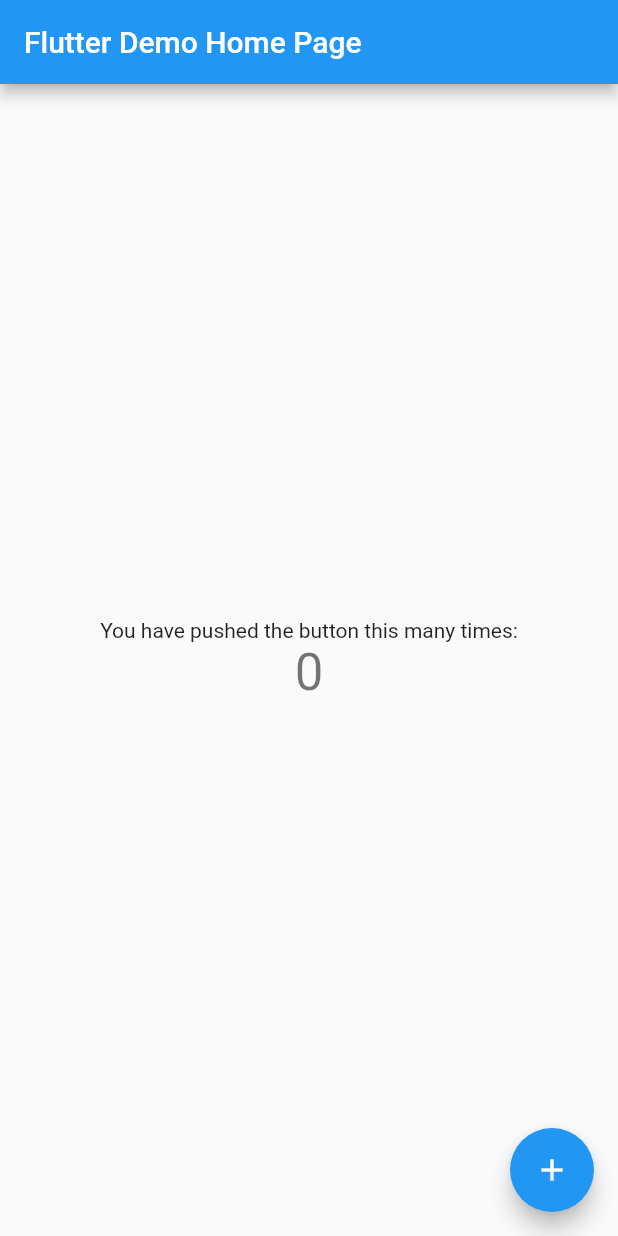
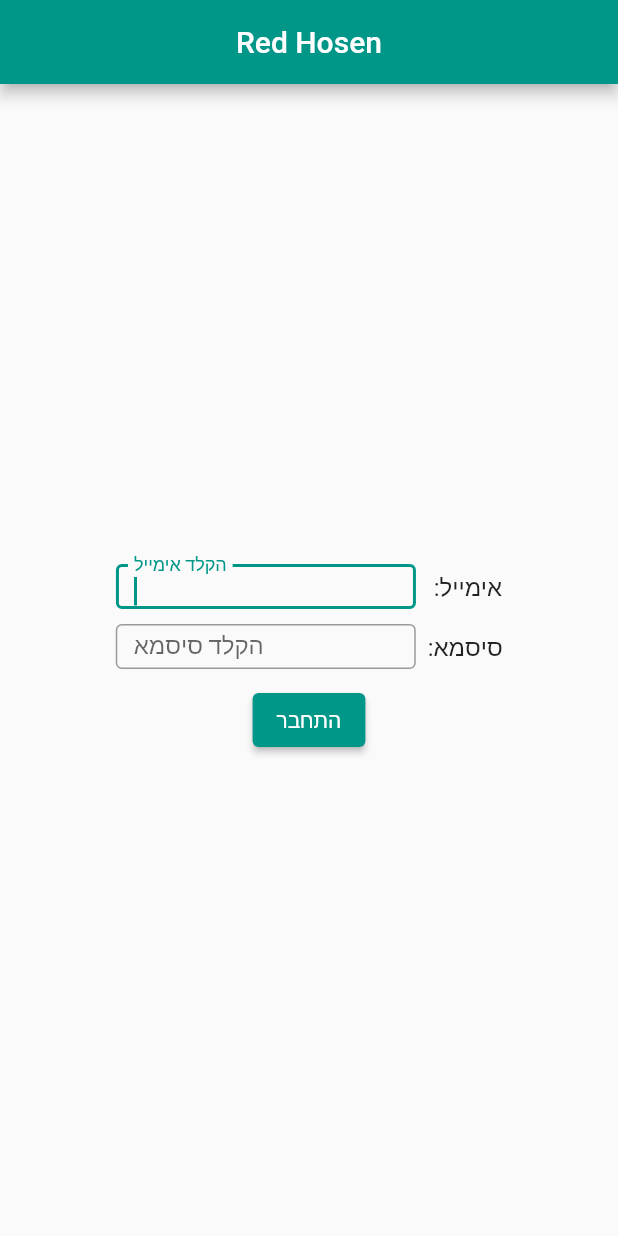
Before and after one commit to oshrey16/RedHosen, a Flutter app: the screen it shows after launch, on a phone screen of 412 x 824 dp. Run offline on Flutter 3.47's test engine with Material 2 defaults, Android fonts, the light colour scheme and no system bars; our stand-ins replace firebase_auth, firebase_core; accounts and stored records are empty.

Commit message:
create LoginPage & Create Firebase Emulator & Firebase live & connect admin And psy

```diff
--- /dev/null
+++ b/firestore.indexes.json
@@ -0,0 +1,4 @@
+{
+  "indexes": [],
+  "fieldOverrides": []
+}
--- /dev/null
+++ b/lib/login.dart
@@ -0,0 +1,112 @@
+import 'package:flutter/material.dart';
+import 'package:firebase_auth/firebase_auth.dart';
+import 'package:red_hosen/welcome.dart';
+import 'package:red_hosen/Admin/welcome.dart';
+
+//final _auth = FirebaseAuth.instance;
+
+class LoginPage extends StatefulWidget {
+  const LoginPage({Key? key}) : super(key: key);
+
+  @override
+  _LoginPageState createState() => _LoginPageState();
+}
+
+class _LoginPageState extends State<LoginPage> {
+  final _firstNamebox = TextEditingController();
+  final _lastNamebox = TextEditingController();
+
+  @override
+  Widget build(BuildContext context) {
+    return Column(
+      children: [
+        // //Positioned(bottom: 10, right: 10, child: Text("123")),
+        // Expanded(child: AnimatedPositioned(child: Text("asd"), duration: Duration(milliseconds: 500),bottom: 100,top: 100,)
+        // ),
+        Row(
+          mainAxisAlignment: MainAxisAlignment.center,
+          children: <Widget>[
+            SizedBox(
+              width: 200,
+              height: 30,
+              child: Directionality(
+                textDirection: TextDirection.ltr,
+                child: TextField(
+                  textAlignVertical: TextAlignVertical.center,
+                  controller: _firstNamebox,
+                  autofocus: true,
+                  decoration: const InputDecoration(
+                      border: OutlineInputBorder(), labelText: 'הקלד אימייל'),
+                ),
+              ),
+            ),
+            const Text("   :אימייל", style: TextStyle(fontSize: 16)),
+          ],
+        ),
+        const SizedBox(height: 10),
+        Row(
+          mainAxisAlignment: MainAxisAlignment.center,
+          children: <Widget>[
+            SizedBox(
+              width: 200,
+              height: 30,
+              child: Directionality(
+                textDirection: TextDirection.ltr,
+                child: TextField(
+                  textAlignVertical: TextAlignVertical.center,
+                  controller: _lastNamebox,
+                  autofocus: true,
+                  decoration: const InputDecoration(
+                      border: OutlineInputBorder(), labelText: 'הקלד סיסמא'),
+                ),
+              ),
+            ),
+            const Text("  :סיסמא", style: TextStyle(fontSize: 16)),
+          ],
+        ),
+        const SizedBox(height: 10),
+        ElevatedButton(onPressed: () => _login(), child: const Text('התחבר'))
+      ],
+    );
+  }
+
+  Future _login() async {
+    try {
+      await FirebaseAuth.instance.signInWithEmailAndPassword(
+          email: _firstNamebox.text, password: _lastNamebox.text);
+      _checkuser();
+
+      await Navigator.of(context).pushReplacement(
+          MaterialPageRoute(builder: (context) => const Welcome()));
+    } on FirebaseAuthException catch (e) {
+      showDialog(
+          context: context,
+          builder: (ctx) => AlertDialog(
+                title: const Text("Ops! Login Failed"),
+                content: Text('${e.message}'),
+              ));
+    }
+  }
+
+  _checkuser() async {
+    FirebaseAuth.instance.authStateChanges().listen((User? user) async {
+      if (user != null) {
+        user.getIdTokenResult().then((value) async {
+          var t = value.claims?['role'];
+          if (t == 'admin') {
+            await Navigator.of(context).pushReplacement(
+                MaterialPageRoute(builder: (context) => const Welcome1()));
+          } else {
+            if (t == 'psy') {
+              await Navigator.of(context).pushReplacement(
+                  MaterialPageRoute(builder: (context) => const Welcome()));
+            } else {
+              await Navigator.of(context).pushReplacement(
+                  MaterialPageRoute(builder: (context) => const Welcome()));
+            }
+          }
+        });
+      }
+    });
+  }
+}
--- a/lib/main.dart
+++ b/lib/main.dart
@@ -1,6 +1,27 @@
+import 'package:firebase_auth/firebase_auth.dart';
+import 'package:firebase_core/firebase_core.dart';
 import 'package:flutter/material.dart';
+import 'package:red_hosen/login.dart';
+import 'dart:io' show Platform;
 
-void main() {
+const bool useEmulator = true;
+
+Future _connectToFirebaseEmulator() async {
+  final localHostString = Platform.isAndroid ? '10.0.2.2' : 'localhost';
+  // FirebaseFirestore.instance.settings = Settings(
+  //   host: '$localHostString:8080',
+  //   sslEnabled: false,
+  //   persistenceEnabled: false,
+  // );
+  await FirebaseAuth.instance.useAuthEmulator(localHostString, 9099);
+}
+
+void main() async {
+  WidgetsFlutterBinding.ensureInitialized();
+  await Firebase.initializeApp();
+  if (useEmulator) {
+    await _connectToFirebaseEmulator();
+  }
   runApp(const MyApp());
 }
 
@@ -11,36 +32,17 @@
   @override
   Widget build(BuildContext context) {
     return MaterialApp(
-      title: 'Flutter Demo',
+      title: 'Red Hosen',
       theme: ThemeData(
-        // This is the theme of your application.
-        //
-        // Try running your application with "flutter run". You'll see the
-        // application has a blue toolbar. Then, without quitting the app, try
-        // changing the primarySwatch below to Colors.green and then invoke
-        // "hot reload" (press "r" in the console where you ran "flutter run",
-        // or simply save your changes to "hot reload" in a Flutter IDE).
-        // Notice that the counter didn't reset back to zero; the application
-        // is not restarted.
-        primarySwatch: Colors.blue,
+        primarySwatch: Colors.teal,
       ),
-      home: const MyHomePage(title: 'Flutter Demo Home Page'),
+      home: const MyHomePage(title: 'Red Hosen'),
     );
   }
 }
 
 class MyHomePage extends StatefulWidget {
   const MyHomePage({Key? key, required this.title}) : super(key: key);
-
-  // This widget is the home page of your application. It is stateful, meaning
-  // that it has a State object (defined below) that contains fields that affect
-  // how it looks.
-
-  // This class is the configuration for the state. It holds the values (in this
-  // case the title) provided by the parent (in this case the App widget) and
-  // used by the build method of the State. Fields in a Widget subclass are
-  // always marked "final".
-
   final String title;
 
   @override
@@ -48,68 +50,21 @@
 }
 
 class _MyHomePageState extends State<MyHomePage> {
-  int _counter = 0;
-
-  void _incrementCounter() {
-    setState(() {
-      // This call to setState tells the Flutter framework that something has
-      // changed in this State, which causes it to rerun the build method below
-      // so that the display can reflect the updated values. If we changed
-      // _counter without calling setState(), then the build method would not be
-      // called again, and so nothing would appear to happen.
-      _counter++;
-    });
-  }
-
   @override
   Widget build(BuildContext context) {
-    // This method is rerun every time setState is called, for instance as done
-    // by the _incrementCounter method above.
-    //
-    // The Flutter framework has been optimized to make rerunning build methods
-    // fast, so that you can just rebuild anything that needs updating rather
-    // than having to individually change instances of widgets.
     return Scaffold(
       appBar: AppBar(
-        // Here we take the value from the MyHomePage object that was created by
-        // the App.build method, and use it to set our appbar title.
         title: Text(widget.title),
+        centerTitle: true,
       ),
       body: Center(
-        // Center is a layout widget. It takes a single child and positions it
-        // in the middle of the parent.
         child: Column(
-          // Column is also a layout widget. It takes a list of children and
-          // arranges them vertically. By default, it sizes itself to fit its
-          // children horizontally, and tries to be as tall as its parent.
-          //
-          // Invoke "debug painting" (press "p" in the console, choose the
-          // "Toggle Debug Paint" action from the Flutter Inspector in Android
-          // Studio, or the "Toggle Debug Paint" command in Visual Studio Code)
-          // to see the wireframe for each widget.
-          //
-          // Column has various properties to control how it sizes itself and
-          // how it positions its children. Here we use mainAxisAlignment to
-          // center the children vertically; the main axis here is the vertical
-          // axis because Columns are vertical (the cross axis would be
-          // horizontal).
           mainAxisAlignment: MainAxisAlignment.center,
-          children: <Widget>[
-            const Text(
-              'You have pushed the button this many times:',
-            ),
-            Text(
-              '$_counter',
-              style: Theme.of(context).textTheme.headline4,
-            ),
+          children: const [
+            LoginPage(),
           ],
         ),
       ),
-      floatingActionButton: FloatingActionButton(
-        onPressed: _incrementCounter,
-        tooltip: 'Increment',
-        child: const Icon(Icons.add),
-      ), // This trailing comma makes auto-formatting nicer for build methods.
     );
   }
 }
--- a/pubspec.yaml
+++ b/pubspec.yaml
@@ -27,6 +27,9 @@
 # the latest version available on pub.dev. To see which dependencies have newer
 # versions available, run `flutter pub outdated`.
 dependencies:
+  firebase_auth: ^3.2.0
+  firebase_core: ^1.10.0
+  cloud_firestore: ^3.1.0
   flutter:
     sdk: flutter
 
```
Also changed, not shown: lib/Admin/welcome.dart (added, +21 -0 lines), lib/welcome.dart (added, +21 -0 lines), firebase.json (added), 8 other files.
